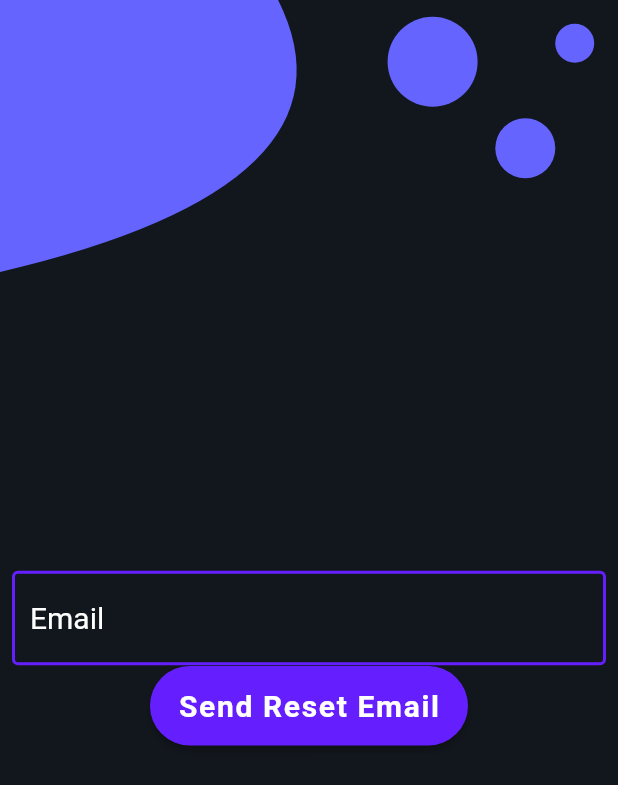
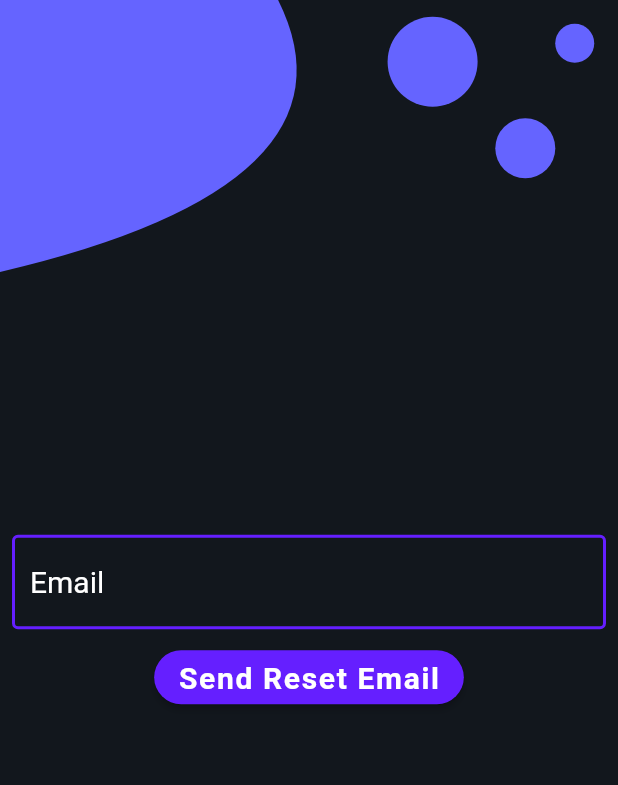
Before and after one commit to avinashkranjan/Friday, a Flutter app: the ResetScreen screen opened directly, after a tap on "Send Reset Email", on a phone screen of 412 x 824 dp. Shown: the top 785 px of the screen. Run offline on Flutter 3.47's test engine with Material 2 defaults, Android fonts, the phone set to English and light mode, and no system bars; our stand-ins replace cloud_firestore, firebase_auth, firebase_core, flutter_icons, flutter_svg, fluttertoast and 1 more; accounts and stored records are empty.

Commit message:
fixed button type and positioning

```diff
--- a/lib/widgets/reset_password.dart
+++ b/lib/widgets/reset_password.dart
@@ -15,6 +15,8 @@ class ResetScreen extends StatefulWidget {
 class _ResetScreenState extends State<ResetScreen> {
   String _email;
   final auth = FirebaseAuth.instance;
+
+
   @override
   Widget build(BuildContext context) {
     var textStyle = TextStyle(
@@ -31,6 +33,10 @@ class _ResetScreenState extends State<ResetScreen> {
               child: Container(),
               painter: CanvasDesign(context: context),
             ),
+            Column(
+              mainAxisAlignment: MainAxisAlignment.center,
+              children: [
+
                 Center(
                   child: Padding(
                     padding: const EdgeInsets.all(8.0),
@@ -57,24 +63,19 @@ class _ResetScreenState extends State<ResetScreen> {
                     ),
                   ),
                 ),
-            Positioned(
-              top: MediaQuery.of(context).size.height - 380,
-              left: 100.0,
-              right: 100.0,
-              child: RaisedButton(
-                color: Theme.of(context).accentColor,
-                shape: StadiumBorder(),
-                padding: EdgeInsets.symmetric(vertical: 15),
+                Center(
+
+              child: ElevatedButton(
+
+                style: ElevatedButton.styleFrom(shape: StadiumBorder(),primary:Theme.of(context).accentColor, ),
                 onPressed: () {
                   auth.sendPasswordResetEmail(email: _email);
                   Navigator.push(
                     context,
                     MaterialPageRoute(builder: (_) => LoginPage()),
-
                   );
-                  AlertDialog(
-                    title: Text("Sample Alert Dialog"),
-                  );
+                  var snackBar = SnackBar(content: Text('Password Reset Email Sent Succesfully'));
+        ScaffoldMessenger.of(context).showSnackBar(snackBar);
                 },
                 child: Text(
                   "Send Reset Email",
@@ -89,6 +90,10 @@ class _ResetScreenState extends State<ResetScreen> {
             ),
               ],
             ),
+            //SizedBox(height:100000),
+
+          ],
+        ),
       ),
     );
   }
```
Lines whose indentation alone changed are shown as unchanged.
